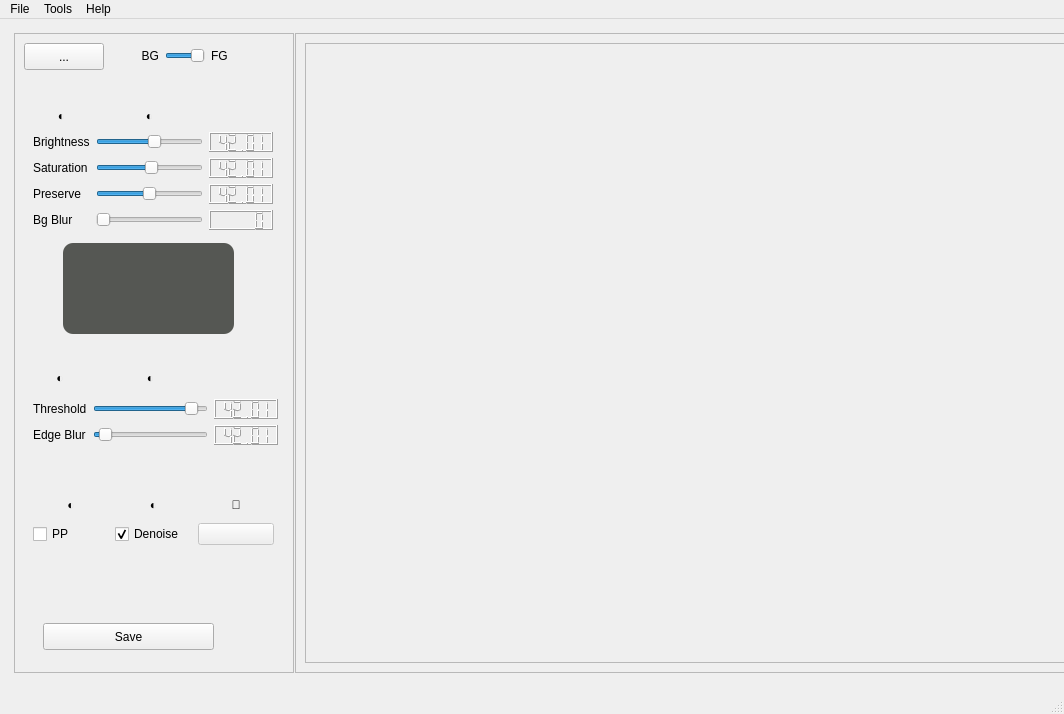
Old version of the form src/photoglimmer/photoglimmer_qt.ui in the repository codecliff/PhotoGlimmer.
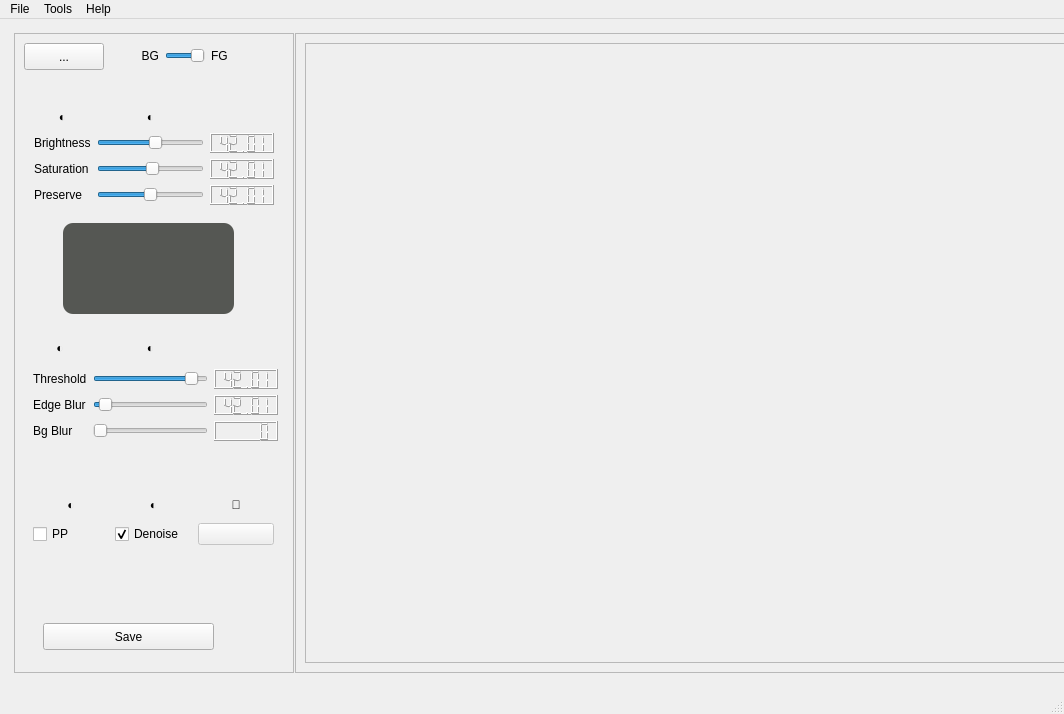
New version of the form. Icons and pictures are not drawn.

The edit to the form file:
```diff
--- a/src/photoglimmer/photoglimmer_qt.ui
+++ b/src/photoglimmer/photoglimmer_qt.ui
@@ -227,7 +227,7 @@
           <property name="geometry">
            <rect>
             <x>40</x>
-            <y>150</y>
+            <y>130</y>
             <width>171</width>
             <height>91</height>
            </rect>
@@ -256,141 +256,13 @@
            <number>5</number>
           </property>
          </widget>
-         <widget class="QWidget" name="layoutWidget">
+         <widget class="QWidget" name="">
           <property name="geometry">
            <rect>
-            <x>10</x>
-            <y>270</y>
-            <width>245</width>
-            <height>82</height>
-           </rect>
-          </property>
-          <layout class="QGridLayout" name="gridLayout">
-           <item row="0" column="0">
-            <widget class="QLabel" name="labelSeparator2_4">
-             <property name="styleSheet">
-              <string notr="true"/>
-             </property>
-             <property name="text">
-              <string>◐</string>
-             </property>
-             <property name="alignment">
-              <set>Qt::AlignCenter</set>
-             </property>
-            </widget>
-           </item>
-           <item row="0" column="1">
-            <widget class="QLabel" name="labelSeparator2_2">
-             <property name="styleSheet">
-              <string notr="true"/>
-             </property>
-             <property name="text">
-              <string>◐</string>
-             </property>
-             <property name="alignment">
-              <set>Qt::AlignCenter</set>
-             </property>
-            </widget>
-           </item>
-           <item row="1" column="0">
-            <widget class="QLabel" name="label_2">
-             <property name="text">
-              <string>Threshold</string>
-             </property>
-             <property name="margin">
-              <number>5</number>
-             </property>
-            </widget>
-           </item>
-           <item row="1" column="1">
-            <widget class="QSlider" name="slider_thresh">
-             <property name="toolTip">
-              <string>&lt;html&gt;&lt;head/&gt;&lt;body&gt;&lt;p&gt;Lower this to grow the selection&lt;/p&gt;&lt;p&gt;Use this with &lt;span style=&quot; font-weight:600;&quot;&gt;Blur Edge&lt;/span&gt; to control edges&lt;/p&gt;&lt;/body&gt;&lt;/html&gt;</string>
-             </property>
-             <property name="minimum">
-              <number>1</number>
-             </property>
-             <property name="maximum">
-              <number>99</number>
-             </property>
-             <property name="singleStep">
-              <number>5</number>
-             </property>
-             <property name="value">
-              <number>90</number>
-             </property>
-             <property name="orientation">
-              <enum>Qt::Horizontal</enum>
-             </property>
-             <property name="tickInterval">
-              <number>5</number>
-             </property>
-            </widget>
-           </item>
-           <item row="1" column="2">
-            <widget class="QLCDNumber" name="lcd_thresh">
-             <property name="maximumSize">
-              <size>
-               <width>16777215</width>
-               <height>20</height>
-              </size>
-             </property>
-             <property name="value" stdset="0">
-              <double>42.009999999999998</double>
-             </property>
-            </widget>
-           </item>
-           <item row="2" column="0">
-            <widget class="QLabel" name="label_9">
-             <property name="text">
-              <string>Edge Blur</string>
-             </property>
-            </widget>
-           </item>
-           <item row="2" column="1">
-            <widget class="QSlider" name="slider_bluredge">
-             <property name="toolTip">
-              <string>&lt;html&gt;&lt;head/&gt;&lt;body&gt;&lt;p&gt;Blur  selection edges &lt;/p&gt;&lt;/body&gt;&lt;/html&gt;</string>
-             </property>
-             <property name="minimum">
-              <number>1</number>
-             </property>
-             <property name="maximum">
-              <number>200</number>
-             </property>
-             <property name="value">
-              <number>10</number>
-             </property>
-             <property name="orientation">
-              <enum>Qt::Horizontal</enum>
-             </property>
-             <property name="tickInterval">
-              <number>5</number>
-             </property>
-            </widget>
-           </item>
-           <item row="2" column="2">
-            <widget class="QLCDNumber" name="lcd_blur">
-             <property name="maximumSize">
-              <size>
-               <width>16777215</width>
-               <height>20</height>
-              </size>
-             </property>
-             <property name="value" stdset="0">
-              <double>42.009999999999998</double>
-             </property>
-            </widget>
-           </item>
-          </layout>
-         </widget>
-         <widget class="QWidget" name="layoutWidget">
-          <property name="geometry">
-           <rect>
-            <x>10</x>
-            <y>12</y>
+            <x>11</x>
+            <y>13</y>
             <width>240</width>
-            <height>125</height>
+            <height>99</height>
            </rect>
           </property>
           <layout class="QGridLayout" name="gridLayout_2">
@@ -562,14 +434,142 @@
              </property>
             </widget>
            </item>
-           <item row="4" column="0">
+          </layout>
+         </widget>
+         <widget class="QWidget" name="">
+          <property name="geometry">
+           <rect>
+            <x>10</x>
+            <y>240</y>
+            <width>245</width>
+            <height>108</height>
+           </rect>
+          </property>
+          <layout class="QGridLayout" name="gridLayout">
+           <item row="0" column="0">
+            <widget class="QLabel" name="labelSeparator2_4">
+             <property name="styleSheet">
+              <string notr="true"/>
+             </property>
+             <property name="text">
+              <string>◐</string>
+             </property>
+             <property name="alignment">
+              <set>Qt::AlignCenter</set>
+             </property>
+            </widget>
+           </item>
+           <item row="0" column="1">
+            <widget class="QLabel" name="labelSeparator2_2">
+             <property name="styleSheet">
+              <string notr="true"/>
+             </property>
+             <property name="text">
+              <string>◐</string>
+             </property>
+             <property name="alignment">
+              <set>Qt::AlignCenter</set>
+             </property>
+            </widget>
+           </item>
+           <item row="1" column="0">
+            <widget class="QLabel" name="label_2">
+             <property name="text">
+              <string>Threshold</string>
+             </property>
+             <property name="margin">
+              <number>5</number>
+             </property>
+            </widget>
+           </item>
+           <item row="1" column="1">
+            <widget class="QSlider" name="slider_thresh">
+             <property name="toolTip">
+              <string>&lt;html&gt;&lt;head/&gt;&lt;body&gt;&lt;p&gt;Lower this to grow the selection&lt;/p&gt;&lt;p&gt;Use this with &lt;span style=&quot; font-weight:600;&quot;&gt;Blur Edge&lt;/span&gt; to control edges&lt;/p&gt;&lt;/body&gt;&lt;/html&gt;</string>
+             </property>
+             <property name="minimum">
+              <number>1</number>
+             </property>
+             <property name="maximum">
+              <number>99</number>
+             </property>
+             <property name="singleStep">
+              <number>5</number>
+             </property>
+             <property name="value">
+              <number>90</number>
+             </property>
+             <property name="orientation">
+              <enum>Qt::Horizontal</enum>
+             </property>
+             <property name="tickInterval">
+              <number>5</number>
+             </property>
+            </widget>
+           </item>
+           <item row="1" column="2">
+            <widget class="QLCDNumber" name="lcd_thresh">
+             <property name="maximumSize">
+              <size>
+               <width>16777215</width>
+               <height>20</height>
+              </size>
+             </property>
+             <property name="value" stdset="0">
+              <double>42.009999999999998</double>
+             </property>
+            </widget>
+           </item>
+           <item row="2" column="0">
+            <widget class="QLabel" name="label_9">
+             <property name="text">
+              <string>Edge Blur</string>
+             </property>
+            </widget>
+           </item>
+           <item row="2" column="1">
+            <widget class="QSlider" name="slider_bluredge">
+             <property name="toolTip">
+              <string>&lt;html&gt;&lt;head/&gt;&lt;body&gt;&lt;p&gt;Blur  selection edges &lt;/p&gt;&lt;/body&gt;&lt;/html&gt;</string>
+             </property>
+             <property name="minimum">
+              <number>1</number>
+             </property>
+             <property name="maximum">
+              <number>200</number>
+             </property>
+             <property name="value">
+              <number>10</number>
+             </property>
+             <property name="orientation">
+              <enum>Qt::Horizontal</enum>
+             </property>
+             <property name="tickInterval">
+              <number>5</number>
+             </property>
+            </widget>
+           </item>
+           <item row="2" column="2">
+            <widget class="QLCDNumber" name="lcd_blur">
+             <property name="maximumSize">
+              <size>
+               <width>16777215</width>
+               <height>20</height>
+              </size>
+             </property>
+             <property name="value" stdset="0">
+              <double>42.009999999999998</double>
+             </property>
+            </widget>
+           </item>
+           <item row="3" column="0">
             <widget class="QLabel" name="label_6">
              <property name="text">
               <string>Bg Blur</string>
              </property>
             </widget>
            </item>
-           <item row="4" column="1">
+           <item row="3" column="1">
             <widget class="QSlider" name="slider_bgblur">
              <property name="enabled">
               <bool>false</bool>
@@ -597,7 +597,7 @@
              </property>
             </widget>
            </item>
-           <item row="4" column="2">
+           <item row="3" column="2">
             <widget class="QLCDNumber" name="lcd_bgblur">
              <property name="maximumSize">
               <size>
```
Left out of the diff: 4 changed lines with no effect on the pictures.
